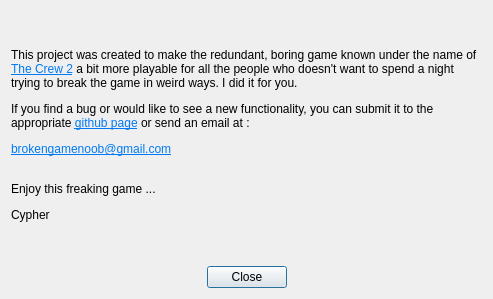
BrokenGameNoob/BrokenTC2, file BrokenTC2/Utils/Dialog_About.ui: the form before one commit.
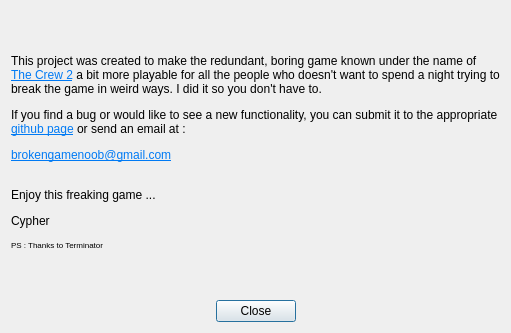
The form after the commit. Icons and pictures are not drawn.

```diff
--- a/BrokenTC2/Utils/Dialog_About.ui
+++ b/BrokenTC2/Utils/Dialog_About.ui
@@ -6,8 +6,8 @@
    <rect>
     <x>0</x>
     <y>0</y>
-    <width>493</width>
-    <height>299</height>
+    <width>511</width>
+    <height>333</height>
    </rect>
   </property>
   <property name="minimumSize">
@@ -23,7 +23,7 @@
    <item>
     <widget class="QLabel" name="lbl_pic">
      <property name="text">
-      <string>&lt;html&gt;&lt;head/&gt;&lt;body&gt;&lt;p&gt;This project was created to make the redundant, boring game known under the name of &lt;a href=&quot;https://www.ubisoft.com/fr-fr/game/the-crew/the-crew-2&quot;&gt;&lt;span style=&quot; text-decoration: underline; color:#007af4;&quot;&gt;The Crew 2&lt;/span&gt;&lt;/a&gt; a bit more playable for all the people who doesn't want to spend a night trying to break the game in weird ways. I did it for you. &lt;/p&gt;&lt;p&gt;If you find a bug or would like to see a new functionality, you can submit it to the appropriate &lt;a href=&quot;https://github.com/BrokenGameNoob/BrokenTC2/issues&quot;&gt;&lt;span style=&quot; text-decoration: underline; color:#007af4;&quot;&gt;github page&lt;/span&gt;&lt;/a&gt; or send an email at : &lt;/p&gt;&lt;p&gt;&lt;a href=&quot;mailto:brokengamenoob@gmail.com&quot;&gt;&lt;span style=&quot; text-decoration: underline; color:#007af4;&quot;&gt;brokengamenoob@gmail.com&lt;/span&gt;&lt;/a&gt;&lt;br/&gt;&lt;/p&gt;&lt;p&gt;Enjoy this freaking game ... &lt;/p&gt;&lt;p&gt;&lt;img src=&quot;:/img/img/softPic.png&quot; height=&quot;70&quot; align=&quot;right&quot;/&gt;Cypher &lt;/p&gt;&lt;/body&gt;&lt;/html&gt;</string>
+      <string>&lt;html&gt;&lt;head/&gt;&lt;body&gt;&lt;p&gt;This project was created to make the redundant, boring game known under the name of &lt;a href=&quot;https://www.ubisoft.com/fr-fr/game/the-crew/the-crew-2&quot;&gt;&lt;span style=&quot; text-decoration: underline; color:#007af4;&quot;&gt;The Crew 2&lt;/span&gt;&lt;/a&gt; a bit more playable for all the people who doesn't want to spend a night trying to break the game in weird ways. I did it so you don't have to.&lt;/p&gt;&lt;p&gt;If you find a bug or would like to see a new functionality, you can submit it to the appropriate &lt;a href=&quot;https://github.com/BrokenGameNoob/BrokenTC2/issues&quot;&gt;&lt;span style=&quot; text-decoration: underline; color:#007af4;&quot;&gt;github page&lt;/span&gt;&lt;/a&gt; or send an email at : &lt;/p&gt;&lt;p&gt;&lt;a href=&quot;mailto:brokengamenoob@gmail.com&quot;&gt;&lt;span style=&quot; text-decoration: underline; color:#007af4;&quot;&gt;brokengamenoob@gmail.com&lt;/span&gt;&lt;/a&gt;&lt;br/&gt;&lt;/p&gt;&lt;p&gt;Enjoy this freaking game ... &lt;/p&gt;&lt;p&gt;&lt;img src=&quot;:/img/img/softPic.png&quot; height=&quot;70&quot; style=&quot;float: right;&quot;/&gt;Cypher&lt;/p&gt;&lt;p&gt;&lt;span style=&quot; font-size:6pt;&quot;&gt;PS : Thanks to Terminator&lt;/span&gt;&lt;/p&gt;&lt;/body&gt;&lt;/html&gt;</string>
      </property>
      <property name="scaledContents">
       <bool>true</bool>
```
